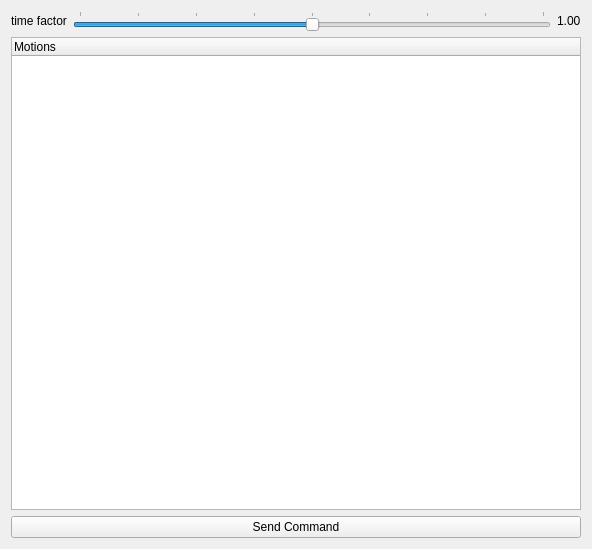
This is vigir_ocs_motion_selector/src/motion_selector.ui in team-vigir/vigir_ocs_common as Qt 5 draws it before an edit. The edited form follows.
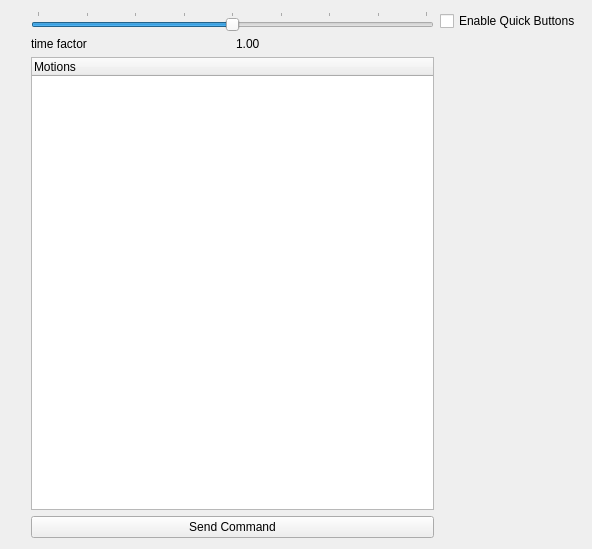
This is the edited form.

Commit message: Updated the motion selector to add quick buttons with a new config for them.

The edit to the form file:
```diff
--- a/vigir_ocs_motion_selector/src/motion_selector.ui
+++ b/vigir_ocs_motion_selector/src/motion_selector.ui
@@ -14,11 +14,48 @@
    <string>motion_selector</string>
   </property>
   <widget class="QWidget" name="centralWidget">
-   <layout class="QVBoxLayout" name="verticalLayout_2">
+   <layout class="QHBoxLayout" name="horizontalLayout_2">
     <item>
      <layout class="QVBoxLayout" name="verticalLayout">
+      <property name="sizeConstraint">
+       <enum>QLayout::SetMinimumSize</enum>
+      </property>
+      <property name="leftMargin">
+       <number>20</number>
+      </property>
+      <item>
+       <widget class="QSlider" name="timeFactorSlider">
+        <property name="maximum">
+         <number>200</number>
+        </property>
+        <property name="singleStep">
+         <number>1</number>
+        </property>
+        <property name="value">
+         <number>100</number>
+        </property>
+        <property name="orientation">
+         <enum>Qt::Horizontal</enum>
+        </property>
+        <property name="tickPosition">
+         <enum>QSlider::TicksAbove</enum>
+        </property>
+        <property name="tickInterval">
+         <number>25</number>
+        </property>
+       </widget>
+      </item>
       <item>
        <layout class="QHBoxLayout" name="horizontalLayout">
+        <property name="sizeConstraint">
+         <enum>QLayout::SetDefaultConstraint</enum>
+        </property>
+        <property name="leftMargin">
+         <number>0</number>
+        </property>
+        <property name="topMargin">
+         <number>0</number>
+        </property>
         <item>
          <widget class="QLabel" name="label_2">
           <property name="text">
@@ -26,28 +63,6 @@
           </property>
          </widget>
         </item>
-        <item>
-         <widget class="QSlider" name="timeFactorSlider">
-          <property name="maximum">
-           <number>200</number>
-          </property>
-          <property name="singleStep">
-           <number>1</number>
-          </property>
-          <property name="value">
-           <number>100</number>
-          </property>
-          <property name="orientation">
-           <enum>Qt::Horizontal</enum>
-          </property>
-          <property name="tickPosition">
-           <enum>QSlider::TicksAbove</enum>
-          </property>
-          <property name="tickInterval">
-           <number>25</number>
-          </property>
-         </widget>
-        </item>
         <item>
          <widget class="QLabel" name="timeFactorLabel">
           <property name="text">
@@ -66,14 +81,134 @@
         </column>
        </widget>
       </item>
+      <item>
+       <widget class="QPushButton" name="sendCommand">
+        <property name="text">
+         <string>Send Command</string>
+        </property>
+       </widget>
+      </item>
      </layout>
     </item>
     <item>
-     <widget class="QPushButton" name="sendCommand">
-      <property name="text">
-       <string>Send Command</string>
+     <layout class="QVBoxLayout" name="verticalLayout_5">
+      <property name="leftMargin">
+       <number>0</number>
       </property>
-     </widget>
+      <item>
+       <widget class="QCheckBox" name="enableQuickButtons">
+        <property name="text">
+         <string>Enable Quick Buttons</string>
+        </property>
+       </widget>
+      </item>
+      <item>
+       <layout class="QGridLayout" name="gridLayout">
+        <property name="leftMargin">
+         <number>0</number>
+        </property>
+        <item row="0" column="0">
+         <layout class="QVBoxLayout" name="qb1">
+          <property name="leftMargin">
+           <number>0</number>
+          </property>
+          <item>
+           <spacer name="verticalSpacer">
+            <property name="orientation">
+             <enum>Qt::Vertical</enum>
+            </property>
+            <property name="sizeHint" stdset="0">
+             <size>
+              <width>20</width>
+              <height>40</height>
+             </size>
+            </property>
+           </spacer>
+          </item>
+          <item>
+           <spacer name="verticalSpacer_2">
+            <property name="orientation">
+             <enum>Qt::Vertical</enum>
+            </property>
+            <property name="sizeHint" stdset="0">
+             <size>
+              <width>20</width>
+              <height>40</height>
+             </size>
+            </property>
+           </spacer>
+          </item>
+         </layout>
+        </item>
+        <item row="0" column="1">
+         <layout class="QVBoxLayout" name="qb2">
+          <property name="leftMargin">
+           <number>0</number>
+          </property>
+          <item>
+           <spacer name="verticalSpacer_3">
+            <property name="orientation">
+             <enum>Qt::Vertical</enum>
+            </property>
+            <property name="sizeHint" stdset="0">
+             <size>
+              <width>20</width>
+              <height>40</height>
+             </size>
+            </property>
+           </spacer>
+          </item>
+          <item>
+           <spacer name="verticalSpacer_4">
+            <property name="orientation">
+             <enum>Qt::Vertical</enum>
+            </property>
+            <property name="sizeHint" stdset="0">
+             <size>
+              <width>20</width>
+              <height>40</height>
+             </size>
+            </property>
+           </spacer>
+          </item>
+         </layout>
+        </item>
+        <item row="0" column="2">
+         <layout class="QVBoxLayout" name="qb3">
+          <property name="leftMargin">
+           <number>0</number>
+          </property>
+          <item>
+           <spacer name="verticalSpacer_5">
+            <property name="orientation">
+             <enum>Qt::Vertical</enum>
+            </property>
+            <property name="sizeHint" stdset="0">
+             <size>
+              <width>20</width>
+              <height>40</height>
+             </size>
+            </property>
+           </spacer>
+          </item>
+          <item>
+           <spacer name="verticalSpacer_6">
+            <property name="orientation">
+             <enum>Qt::Vertical</enum>
+            </property>
+            <property name="sizeHint" stdset="0">
+             <size>
+              <width>20</width>
+              <height>40</height>
+             </size>
+            </property>
+           </spacer>
+          </item>
+         </layout>
+        </item>
+       </layout>
+      </item>
+     </layout>
     </item>
    </layout>
   </widget>
```
The commit also changes 3 other files.
